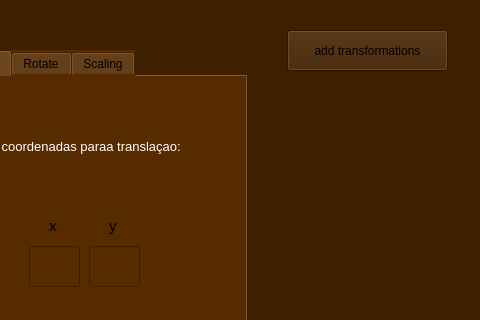
First picture: the form in src/view/transform_view/gui_transform.ui, repository victoriavllso/sistema-grafico-interativo, before the edit; both pictures show x 103 to 583 and y 0 to 320 of the 583 by 421 pixel window.
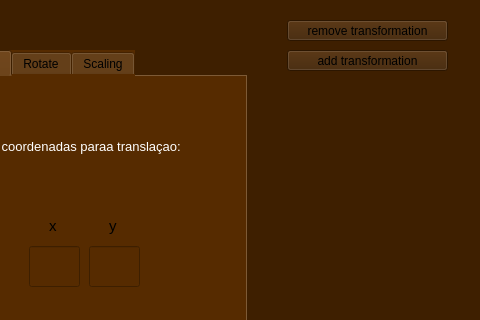
Second picture: the form after the edit.

Patch:
```diff
--- a/src/view/transform_view/gui_transform.ui
+++ b/src/view/transform_view/gui_transform.ui
@@ -362,13 +362,26 @@
    <property name="geometry">
     <rect>
      <x>390</x>
-     <y>30</y>
+     <y>50</y>
      <width>161</width>
-     <height>41</height>
+     <height>21</height>
     </rect>
    </property>
    <property name="text">
-    <string>add transformations</string>
+    <string>add transformation</string>
+   </property>
+  </widget>
+  <widget class="QPushButton" name="add_transform_button_2">
+   <property name="geometry">
+    <rect>
+     <x>390</x>
+     <y>20</y>
+     <width>161</width>
+     <height>21</height>
+    </rect>
+   </property>
+   <property name="text">
+    <string>remove transformation</string>
    </property>
   </widget>
  </widget>
```
Left out of the diff: 4 changed lines with no effect on the pictures.
